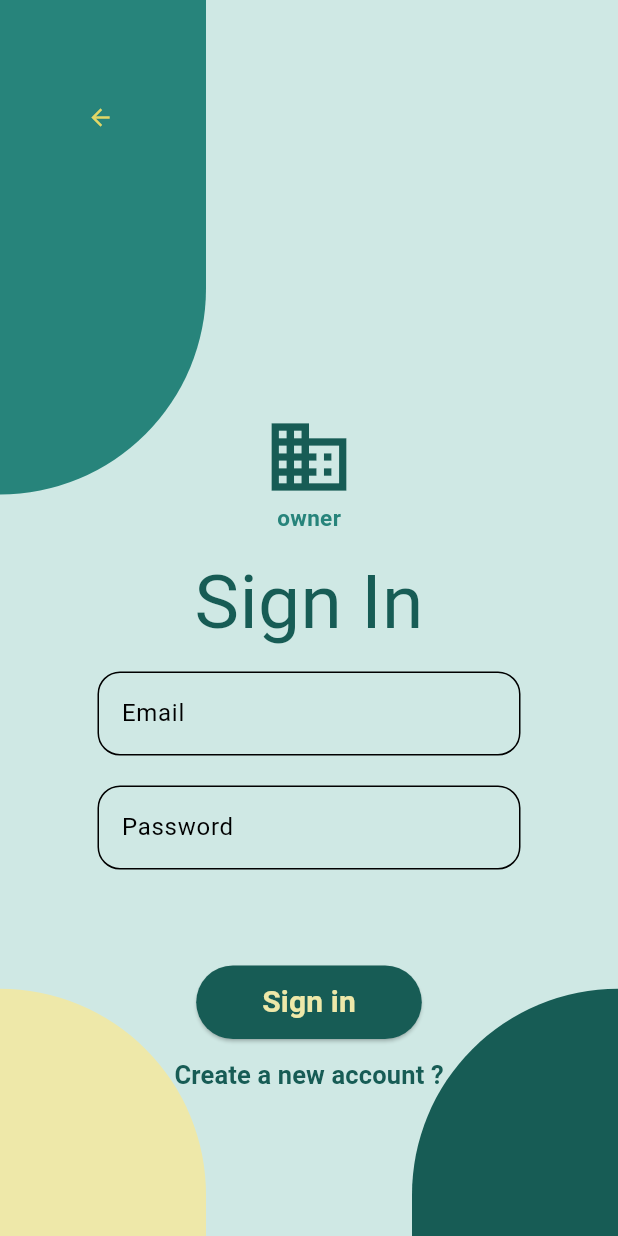
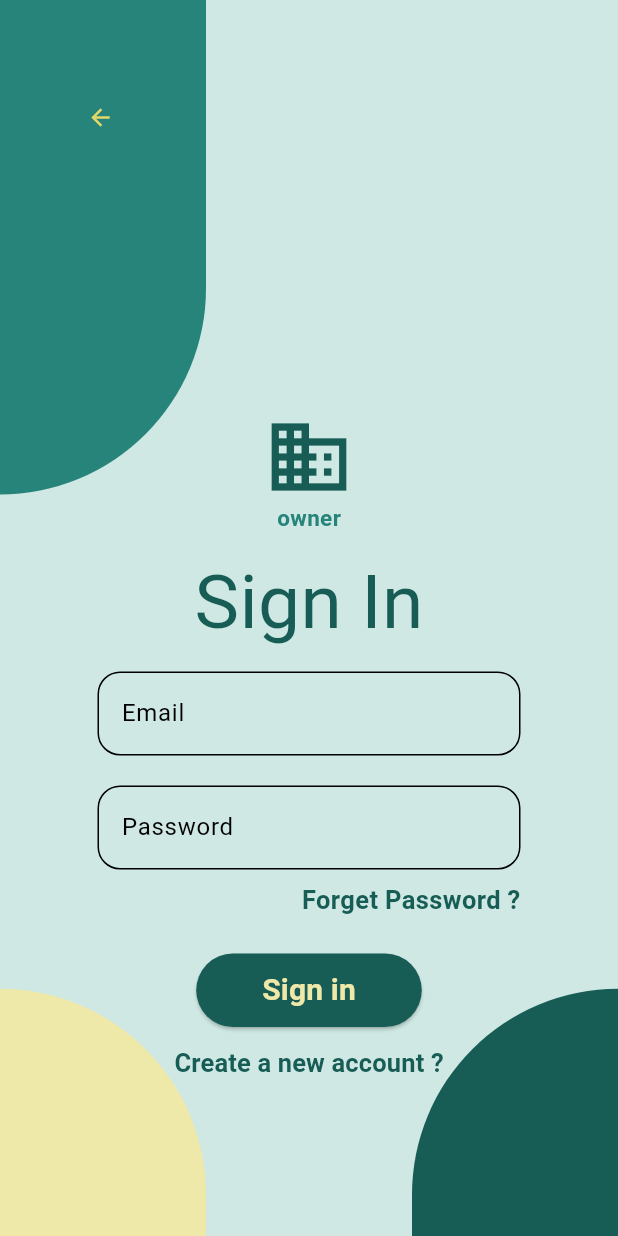
Before and after one commit to saleh-ioio/safeerv3, a Flutter app: the screen it shows after launch, after a tap on "Get Started", after a tap on "Admin", on a phone screen of 412 x 824 dp. Run offline on Flutter 3.47's test engine with Material 3 defaults, Android fonts, the phone set to English and light mode, and no system bars; our stand-ins replace cloud_firestore, firebase_auth, firebase_core, flutter_map, latlong2, loading_animation_widget and 1 more; missing offline and left inert: clipboard, kmeans, latlng; accounts and stored records are empty; network calls fail.

Commit message:
finised forget password and verify account

```diff
--- a/lib/models/user.dart
+++ b/lib/models/user.dart
@@ -6,7 +6,8 @@ class UserProvider extends ChangeNotifier {
   String? uid;
   String? email;
   UserTyp userType = UserTyp.owner;
-  UserProvider({this.uid, this.email});
+  bool isEmailVerified = false;
+  UserProvider({this.uid, this.email, isEmailVerified = false});
 
   void updateUid(String? uid, UserTyp userType, {String? email}) {
     print('updateUid called');
--- a/lib/screens/Home/admin/maps.dart
+++ b/lib/screens/Home/admin/maps.dart
@@ -204,7 +204,7 @@ class _MapsPageState extends State<MapsPage> {
                             color: AppColors.darkgreen,
                             size: 40,
                           ),
-                          Text(e.clientName!),
+                          Text(e.clientName),
                         ],
                       ),
                     ),
@@ -255,11 +255,13 @@ class _MapsPageState extends State<MapsPage> {
                 TextButton(onPressed: () {
 
                     print('Start Clustring');
+
                     if (_formKey.currentState!.validate()) {
                      final clusterInfo = KMeans(ordersDouble).fit(numberOfClusters);
-                      print('Clusters: $clusterInfo');
+
                       for (var i = 0; i < clusterInfo.clusters.length; i++) {
                         ordersWithLocation[i].cluster = clusterInfo.clusters[i];
+                        MarkerList = [];
                       }
                       setState(() {});
                     }
--- a/lib/screens/authenticate/signIn.dart
+++ b/lib/screens/authenticate/signIn.dart
@@ -134,7 +134,7 @@ class _SignInState extends State<SignIn> {
                               ),
                             ),
                             Container(
-                              margin: EdgeInsets.only(bottom: 20),
+                              margin: EdgeInsets.only(bottom: 0),
                               child: TextFormField(
                                 decoration: const InputDecoration(
                                   border: OutlineInputBorder(
@@ -155,10 +155,35 @@ class _SignInState extends State<SignIn> {
                                 },
                               ),
                             ),
+                            //forget password
+                            Container(
+                              margin: EdgeInsets.only(top: 8),
+                              alignment: Alignment.centerRight,
+                              child: InkWell(
+                                onTap: () {
+                                  _auth.resetPassword(email);
+
+                                  ScaffoldMessenger.of(context).showSnackBar(
+                                    SnackBar(
+                                      content: Text(
+                                          'A password reset link has been sent to your email'),
+                                    ),
+                                  );
+                                },
+                                child: Text(
+                                  'Forget Password ?',
+                                  style: TextStyle(
+                                      color: AppColors.darkergreen,
+                                      fontWeight: FontWeight.bold,
+                                      fontSize: 17),
+                                )
+                                ,
+                              ),
+                            ),
                             //error Text for form errors
                            Container(
                                   margin: EdgeInsets.symmetric(
-                                      vertical: 10, horizontal: 15),
+                                      vertical: 0, horizontal: 15),
                                   child: Text(
                                     '$error',
                                     style: TextStyle(
@@ -194,6 +219,8 @@ class _SignInState extends State<SignIn> {
                                     context.read<UserProvider>().updateUid(
                                         result.uid, widget.usertype,
                                         email: email);
+                                    context.read<UserProvider>().isEmailVerified =
+                                        await _auth.isEmailVerified();
 
                                     Navigator.pop(context);
                                   }
@@ -210,6 +237,7 @@ class _SignInState extends State<SignIn> {
                                         fontSize: 20),
                                   )),
                             ),
+
                             TextButton(
                               onPressed: () {
                                 Navigator.pop(context);
--- a/lib/screens/wrapper.dart
+++ b/lib/screens/wrapper.dart
@@ -4,20 +4,27 @@ import 'package:safeer/models/user.dart';
 import 'package:safeer/screens/Home/Rider/homeRider.dart';
 import 'package:safeer/screens/Home/admin/homeAdmin.dart';
 import 'package:safeer/screens/authenticate/authenticate.dart';
+import 'package:safeer/screens/authenticate/verifyPage.dart';
 
 class Wrapper extends StatelessWidget {
   const Wrapper({super.key});
 
   @override
   Widget build(BuildContext context) {
+    final _auth = Authenticate();
     final user = context.watch<UserProvider>().uid;
     final userType = context.watch<UserProvider>().userType;
+    final isEmailVerified = context.watch<UserProvider>().isEmailVerified;
     print("user: $user");
 
     if (user == null) {
       return const Authenticate();
 
     } else {
+      // if(isEmailVerified == false){
+      //   return const VerifyEmailScreen();}
+
+
       if (userType == UserTyp.owner) {
         return const HomeAdmin();
       } else {
```
Also changed, not shown: lib/screens/authenticate/verifyPage.dart (added, +55 -0 lines), lib/services/auth.dart (+15 -0 lines).
